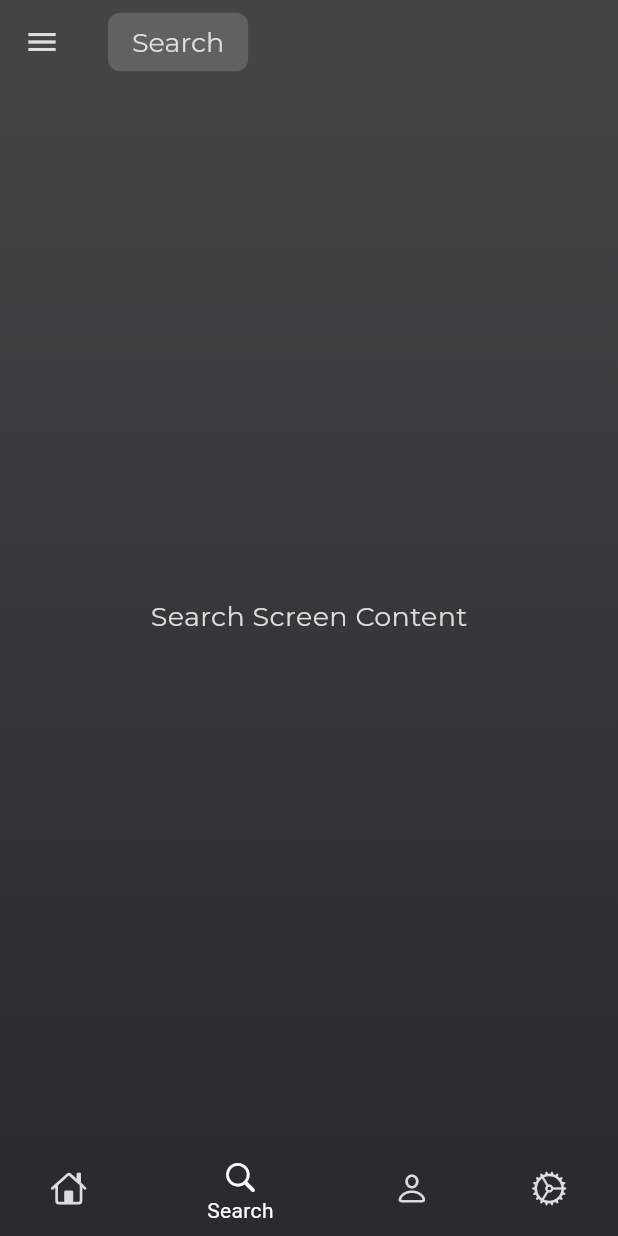
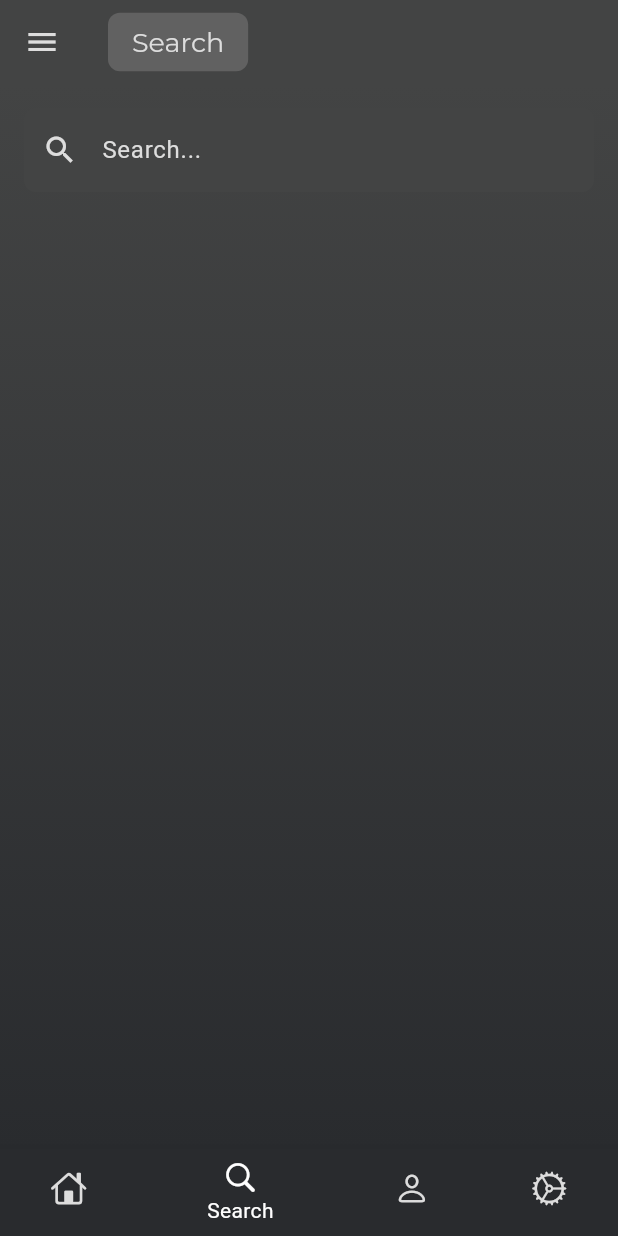
Before and after one commit to Mertelyev/Gamer-Stash, a Flutter app: the screen it shows after launch, item 2 of the bottom bar chosen, on a phone screen of 412 x 824 dp. Run offline on Flutter 3.47's test engine with Material 3 defaults, Android fonts, the phone set to English and light mode, and no system bars; our stand-ins replace go_router.

Commit message:
Search ekranı
arama çubuğu ve arama sonuçlarını göstermek için listeleme yöntemi eklendi. örnek yapıldı.

```diff
--- a/lib/main.dart
+++ b/lib/main.dart
@@ -1,6 +1,5 @@
 import 'package:flutter/material.dart';
 import 'core/routes.dart'; // go_router yapılandırmasını import et
-import 'screens/home_screen.dart'; // Import HomeScreen
 import 'screens/profile_screen.dart'; // Import ProfileScreen
 
 void main() {
--- a/lib/screens/search_screen.dart
+++ b/lib/screens/search_screen.dart
@@ -1,12 +1,55 @@
 import 'package:flutter/material.dart';
 
-class SearchScreen extends StatelessWidget {
+class SearchScreen extends StatefulWidget {
   const SearchScreen({super.key});
+
+  @override
+  _SearchScreenState createState() => _SearchScreenState();
+}
+
+class _SearchScreenState extends State<SearchScreen> {
+  final TextEditingController _searchController = TextEditingController();
+  List<String> _searchResults = [];
+
+  void _onSearchChanged() {
+    setState(() {
+      _searchResults = _getSearchResults(_searchController.text);
+    });
+  }
+
+  List<String> _getSearchResults(String query) {
+    // Dummy search results
+    final allResults = [
+      'Result 1',
+      'Result 2',
+      'Result 3',
+      'Result 4',
+      'Result 5',
+    ];
+    return allResults
+        .where((result) => result.toLowerCase().contains(query.toLowerCase()))
+        .toList();
+  }
+
+  @override
+  void initState() {
+    super.initState();
+    _searchController.addListener(_onSearchChanged);
+  }
+
+  @override
+  void dispose() {
+    _searchController.removeListener(_onSearchChanged);
+    _searchController.dispose();
+    super.dispose();
+  }
 
   @override
   Widget build(BuildContext context) {
     return Scaffold(
       body: Container(
+        width: double.infinity,
+        height: double.infinity,
         decoration: const BoxDecoration(
           gradient: LinearGradient(
             begin: Alignment.topCenter,
@@ -17,16 +60,43 @@ class SearchScreen extends StatelessWidget {
             ],
           ),
         ),
-        child: const Center(
-          child: Text(
-            'Search Screen Content',
-            style: TextStyle(
-              fontSize: 18,
-              fontWeight: FontWeight.w500,
-              fontFamily: 'Montserrat', // Montserrat font
-              color: Color(0xFFDDDDDD), // Very light gray color
+        child: Column(
+          children: [
+            Padding(
+              padding: const EdgeInsets.all(16.0),
+              child: TextField(
+                controller: _searchController,
+                decoration: const InputDecoration(
+                  hintText: 'Search...',
+                  hintStyle: TextStyle(color: Color(0xFFDDDDDD)),
+                  prefixIcon: Icon(Icons.search, color: Color(0xFFDDDDDD)),
+                  filled: true,
+                  fillColor: Color.fromARGB(255, 67, 68, 68),
+                  border: OutlineInputBorder(
+                    borderRadius: BorderRadius.all(Radius.circular(8.0)),
+                    borderSide: BorderSide.none,
+                  ),
+                ),
+                style: const TextStyle(color: Color(0xFFDDDDDD)),
+              ),
             ),
-          ),
+            Expanded(
+              child: ListView.builder(
+                itemCount: _searchResults.length,
+                itemBuilder: (context, index) {
+                  return ListTile(
+                    title: Text(
+                      _searchResults[index],
+                      style: const TextStyle(
+                        color: Color(0xFFDDDDDD),
+                        fontFamily: 'Montserrat',
+                      ),
+                    ),
+                  );
+                },
+              ),
+            ),
+          ],
         ),
       ),
     );
--- a/pubspec.yaml
+++ b/pubspec.yaml
@@ -28,8 +28,7 @@ flutter:
     - assets/icons/
     - assets/languages/
     - assets/motions/
-    - assets/fonts/ # Fontlar için assets klasörü eklendi
-
+    - assets/fonts/
   fonts:
     - family: Montserrat
       fonts:
```
